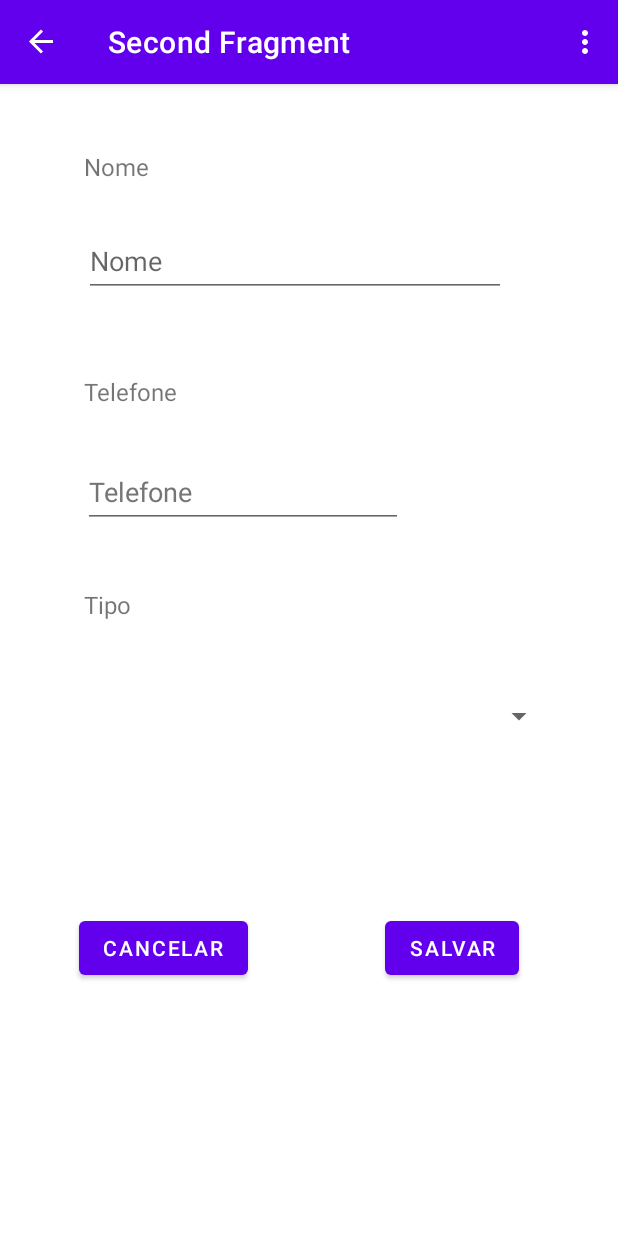
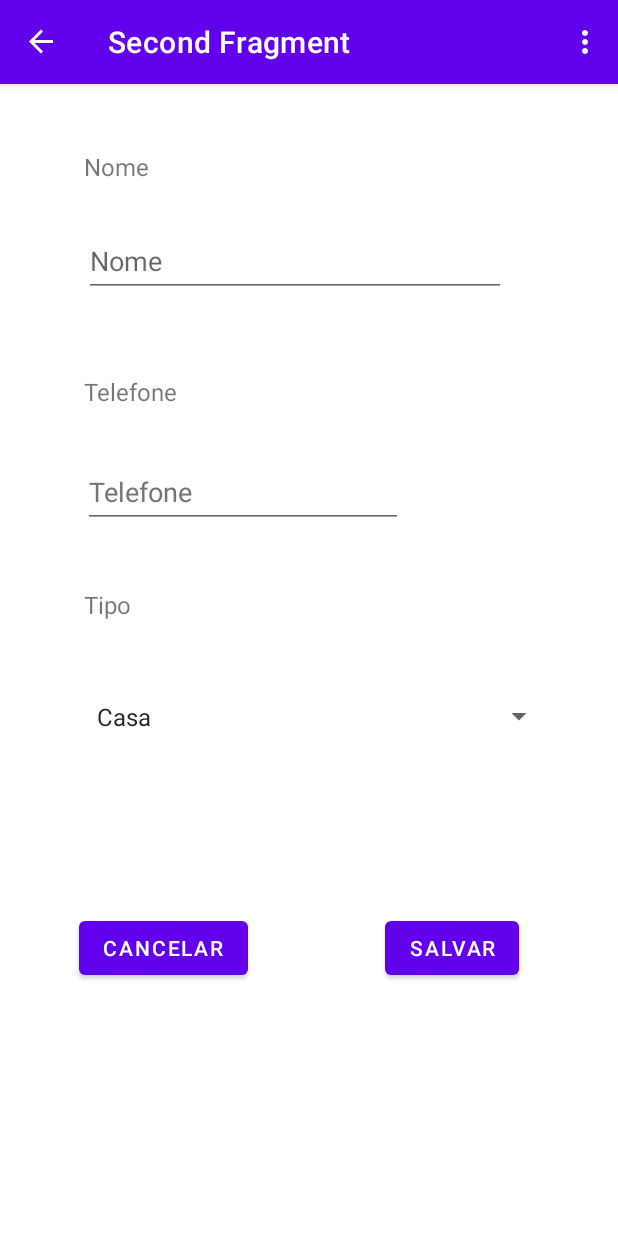
Before and after one commit to rafaelst97/AgendaTelefonica, an Android app: the AdicionarContatoFragment screen opened through its navigation route, on a phone screen of 412 x 824 dp. Run offline under Robolectric (Android 15) with nearby library versions, the phone set to English and light mode, and no system bars; our stand-ins replace navigation-ui.

```diff
--- a/app/src/main/java/br/univali/pdm/agendatelefonica/AdicionarContatoFragment.kt
+++ b/app/src/main/java/br/univali/pdm/agendatelefonica/AdicionarContatoFragment.kt
@@ -1,10 +1,12 @@
 package br.univali.pdm.agendatelefonica
 
+import android.content.res.Resources
 import android.os.Bundle
 import androidx.fragment.app.Fragment
 import android.view.LayoutInflater
 import android.view.View
 import android.view.ViewGroup
+import android.widget.*
 import androidx.navigation.fragment.findNavController
 import br.univali.pdm.agendatelefonica.databinding.FragmentAdicionarContatoBinding
 
@@ -14,7 +16,7 @@ import br.univali.pdm.agendatelefonica.databinding.FragmentAdicionarContatoBindi
 class AdicionarContatoFragment : Fragment() {
 
     private var _binding: FragmentAdicionarContatoBinding? = null
-
+    val tiposTelefone = arrayOf("Casa", "Celular", "Trabalho")
     // This property is only valid between onCreateView and
     // onDestroyView.
     private val binding get() = _binding!!
@@ -24,8 +26,32 @@ class AdicionarContatoFragment : Fragment() {
         savedInstanceState: Bundle?
     ): View? {
 
+        val root = inflater.inflate(R.layout.fragment_adicionar_contato, container, false)
+        val spinner: Spinner = root.findViewById(R.id.spinnerTipoAdicionar)
+        val salvar: Button = root.findViewById(R.id.botaoSalvarAdicionar)
+        val cancelar: Button = root.findViewById(R.id.botaoCancelarAdicionar)
+
+        context?.let { context ->
+            ArrayAdapter.createFromResource(
+                context,
+                R.array.tipos_telefone,
+                android.R.layout.simple_spinner_item
+            ).also { adapter ->
+                adapter.setDropDownViewResource(android.R.layout.simple_spinner_dropdown_item)
+                spinner.adapter = adapter
+            }
+        }
+
+        salvar.setOnClickListener {
+            findNavController().navigate(R.id.action_SecondFragment_to_FirstFragment)
+        }
+
+        cancelar.setOnClickListener {
+            findNavController().navigate(R.id.action_SecondFragment_to_FirstFragment)
+        }
+
         _binding = FragmentAdicionarContatoBinding.inflate(inflater, container, false)
-        return binding.root
+        return root
 
     }
 
--- /dev/null
+++ b/app/src/main/java/br/univali/pdm/agendatelefonica/db/DatabaseHelper.kt
@@ -0,0 +1,15 @@
+package br.univali.pdm.agendatelefonica.db
+
+import android.content.ContentValues
+import android.content.Context
+import android.database.sqlite.SQLiteDatabase
+import android.database.sqlite.SQLiteOpenHelper
+import android.icu.lang.UProperty.NAME
+import android.os.Build.ID
+import androidx.core.content.contentValuesOf
+import br.univali.pdm.agendatelefonica.model.Contato
+
+class DatabaseHelper : SQLiteOpenHelper() {
+
+
+}
--- /dev/null
+++ b/app/src/main/java/br/univali/pdm/agendatelefonica/model/Contato.kt
@@ -0,0 +1,8 @@
+package br.univali.pdm.agendatelefonica.model
+
+class Contato {
+
+    var nome: String = ""
+    var telefone: String = ""
+    var tipo: Int = 0
+}
--- a/app/src/main/res/values/strings.xml
+++ b/app/src/main/res/values/strings.xml
@@ -19,4 +19,12 @@
     <string name="cancelar">Cancelar</string>
     <string name="tipo_de_telefone">tipo de telefone</string>
     <string name="editar">Editar</string>
+    <string name="casa">Casa</string>
+    <string name="celular">Celular</string>
+    <string name="trabalho">Trabalho</string>
+    <string-array name="tipos_telefone">
+        <item>@string/casa</item>
+        <item>@string/celular</item>
+        <item>@string/trabalho</item>
+    </string-array>
 </resources>
```
